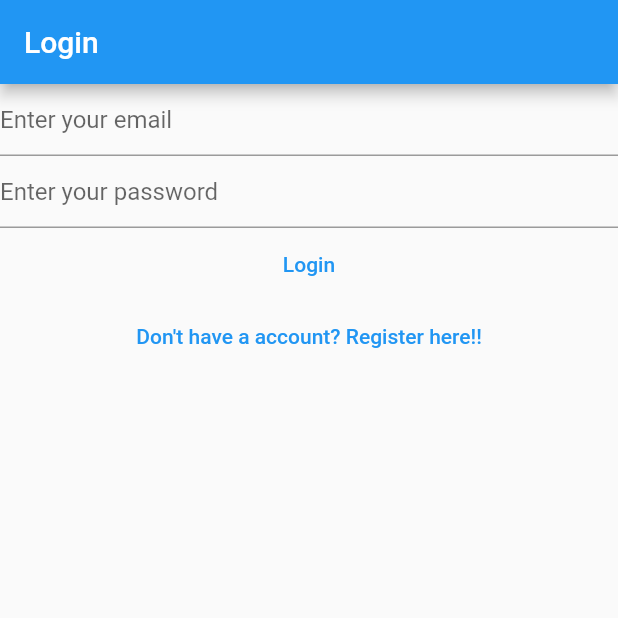
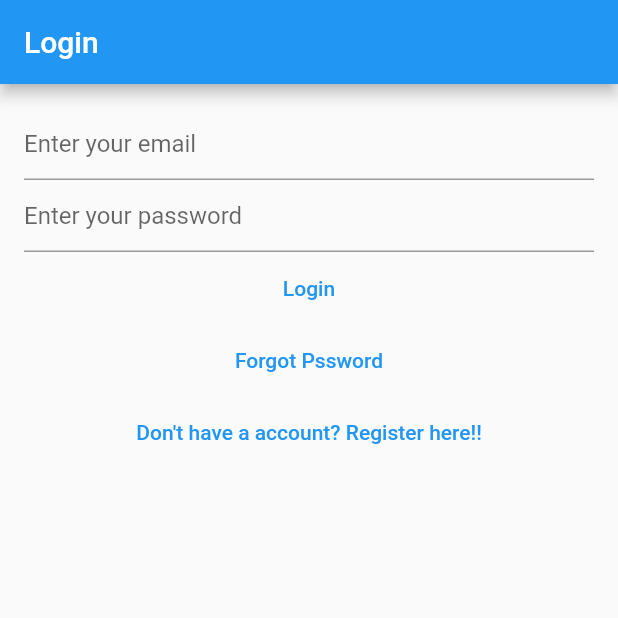
Before and after one commit to lucifer14226/worknotes, a Flutter app: the screen it shows after launch, on a phone screen of 412 x 824 dp, the top half of it. Run offline on Flutter 3.47's test engine with Material 2 defaults, Android fonts, the light colour scheme and no system bars; our stand-ins replace bloc, cloud_firestore, equatable, firebase_auth, firebase_core, flutter_bloc and 1 more; accounts and stored records are empty.

Commit message:
Final touches and forgot password done

```diff
--- a/lib/main.dart
+++ b/lib/main.dart
@@ -4,6 +4,7 @@
 import 'package:worknotes/services/auth/bloc/auth_event.dart';
 import 'package:worknotes/services/auth/bloc/a_state.dart';
 import 'package:worknotes/services/auth/firebaase_auth_provider.dart';
+import 'package:worknotes/views/forgot_password_view.dart';
 import 'package:worknotes/views/notes/create_update_notes_view.dart';
 import 'package:worknotes/views/notes/notes_view.dart';
 import 'package:flutter/material.dart';
@@ -60,6 +61,8 @@
           return const LoginView();
         } else if (state is AuthStateRegistering) {
           return const RegisterView();
+        } else if (state is AuthStateForgotPassword) {
+          return const ForgotPasswordView();
         } else {
           return const Scaffold(
             body: CircularProgressIndicator(),
--- a/lib/services/auth/auth_provider.dart
+++ b/lib/services/auth/auth_provider.dart
@@ -9,4 +9,5 @@
 
   Future<void> logOut();
   Future<void> sendEmailVerification();
+  Future<void> sendPasswordResent({required String toEmail});
 }
--- a/lib/services/auth/auth_services.dart
+++ b/lib/services/auth/auth_services.dart
@@ -36,4 +36,8 @@
 
   @override
   Future<void> initalize() => provider.initalize();
+
+  @override
+  Future<void> sendPasswordResent({required String toEmail}) =>
+      provider.sendPasswordResent(toEmail: toEmail);
 }
--- a/lib/services/auth/bloc/a_state.dart
+++ b/lib/services/auth/bloc/a_state.dart
@@ -32,6 +32,17 @@
       : super(isLoading: isLoading);
 }
 
+class AuthStateForgotPassword extends AuthState {
+  final Exception? exception;
+  final bool hasSentEmail;
+
+  const AuthStateForgotPassword(
+      {required this.exception,
+      required this.hasSentEmail,
+      required bool isLoading})
+      : super(isLoading: isLoading);
+}
+
 class AuthStateLoggedOut extends AuthState with EquatableMixin {
   final Exception? exception;
   const AuthStateLoggedOut(
--- a/lib/services/auth/bloc/auth_event.dart
+++ b/lib/services/auth/bloc/auth_event.dart
@@ -27,6 +27,12 @@
   const AuthEventRegister(this.email, this.password);
 }
 
+class AuthEventForgotPassword extends AuthEvent {
+  final String? email;
+
+  const AuthEventForgotPassword({this.email});
+}
+
 class AuthEventShouldRegister extends AuthEvent {
   const AuthEventShouldRegister();
 }
--- a/lib/views/login_view.dart
+++ b/lib/views/login_view.dart
@@ -45,7 +45,8 @@
       listener: (context, state) async {
         if (state is AuthStateLoggedOut) {
           if (state.exception is UserNotFoundAuthException) {
-            await showErrorDialog(context, 'User Not Found');
+            await showErrorDialog(
+                context, 'Cannot find User with enterd credential');
           } else if (state.exception is WrongPasswordAuthException) {
             await showErrorDialog(context, 'Wrong Credentials');
           } else if (state.exception is GenericAuthException) {
@@ -55,7 +56,9 @@
       },
       child: Scaffold(
         appBar: AppBar(title: const Text('Login')),
-        body: Column(
+        body: Padding(
+          padding: const EdgeInsets.all(16.0),
+          child: Column(
             children: [
               TextField(
                   controller: _email,
@@ -88,6 +91,13 @@
               ),
               TextButton(
                   onPressed: () {
+                    context
+                        .read<AuthBloc>()
+                        .add(const AuthEventForgotPassword());
+                  },
+                  child: const Text('Forgot Pssword')),
+              TextButton(
+                onPressed: () {
                   context.read<AuthBloc>().add(const AuthEventShouldRegister());
                 },
                 child: const Text("Don't have a account? Register here!!"),
@@ -95,6 +105,7 @@
             ],
           ),
         ),
+      ),
     );
   }
 }
```
Also changed, not shown: lib/services/auth/bloc/auth_bloc.dart (+39 -0 lines), lib/services/auth/firebaase_auth_provider.dart (+18 -0 lines), lib/utilities/dialog/password_reset_email_sent.dart (added, +13 -0 lines), lib/views/forgot_password_view.dart (added, +79 -0 lines), lib/views/register_view.dart (+12 -1 lines), 1 other file. Lines whose indentation alone changed are shown as unchanged.
